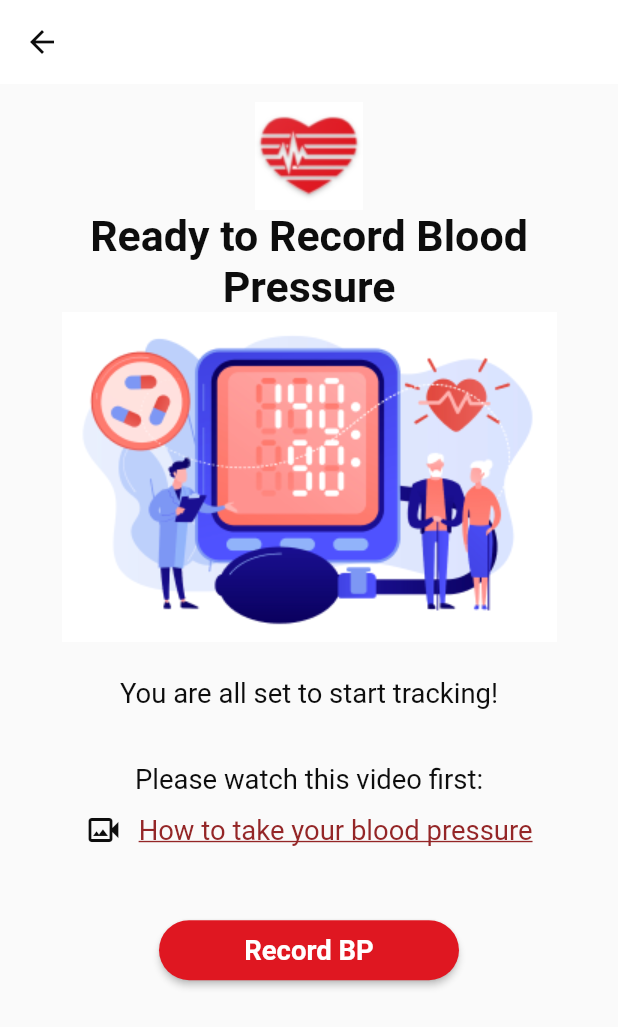
After one commit to ranjanAbhi24/bp-treat, a Flutter app: the ReadyToRecord screen opened directly, on a phone screen of 412 x 824 dp. The commit adds this screen. Shown: the top 1027 px of the screen. Run offline on Flutter 3.47's test engine with Material 2 defaults, Android fonts, the phone set to English and light mode, and no system bars; our stand-ins replace firebase_core, firebase_messaging, fl_chart, flutter_easyloading, flutter_local_notifications, flutter_screenutil and 7 more; missing offline and left inert: phone_number; accounts and stored records are empty; network calls fail.

Commit message:
some ui changes

```diff
--- a/lib/main.dart
+++ b/lib/main.dart
@@ -12,6 +12,8 @@ import 'package:flutter/services.dart';
 import 'package:flutter_easyloading/flutter_easyloading.dart';
 import 'package:flutter_screenutil/flutter_screenutil.dart';
 import 'package:get/get.dart';
+
+import 'module/consult/view/ready_to_record.dart';
 
 Future<void> main() async {
   WidgetsFlutterBinding.ensureInitialized();
@@ -59,7 +61,8 @@ class _MyAppState extends State<MyApp> {
           getPages: AppRoute.routes,
         );
       },
-      child: const Wrapper(),
+      child:
+      const Wrapper(),
     );
   }
 }
--- a/lib/module/auth/controller/login_controller.dart
+++ b/lib/module/auth/controller/login_controller.dart
@@ -47,16 +47,17 @@ class LoginController extends GetxController {
         isLoading = false;
         token = _loginUser?.data?.loginToken;
         userData = json.encode(_loginUser);
-
+print("loginuser-${_loginUser!.data}");
         await _prefs.setToken(token);
          await _prefs.setUserDetails(userData);
-
+        Get.find<LandingController>().getUserDetails();
         if(Get.find<LandingController>().userInfo != null){
           debugPrint("kkk-${jsonEncode(Get.find<LandingController>().userInfo['data'])}");
             Get.find<LandingController>().getUserDetails();
             Get.offAll(() => const LandingPage());
           print("not null");
         }else{
+          Get.find<LandingController>().userInfo.toString();
           print("null");
           Get.to(()=>const AddPersonalProfile());
         }
--- a/lib/module/auth/view/login_screen.dart
+++ b/lib/module/auth/view/login_screen.dart
@@ -51,7 +51,7 @@ class LoginScreen extends StatelessWidget {
                         ),
                       ),
                       SizedBox(height: 5.h),
-                      Text("Log in with email and password you associated with your account",
+                      Text("Login with email and password you associated with your account",
                         textAlign: TextAlign.center,
                         style: Theme.of(context).textTheme.headline4!.copyWith(
                             fontWeight: FontWeight.w600,
--- /dev/null
+++ b/lib/module/consult/view/ready_to_record.dart
@@ -0,0 +1,112 @@
+import 'package:bp_treat/module/dashboard/view/landing_page.dart';
+import 'package:bp_treat/widget/common_elevated_button.dart';
+import 'package:flutter/material.dart';
+import 'package:flutter_screenutil/flutter_screenutil.dart';
+import 'package:get/get.dart';
+import 'package:url_launcher/url_launcher.dart';
+
+import '../../../utils/app_theme.dart';
+import '../../dashboard/controller/landing_controller.dart';
+
+
+class ReadyToRecord extends StatelessWidget {
+  const ReadyToRecord({super.key});
+
+  @override
+  Widget build(BuildContext context) {
+    return Scaffold(
+      resizeToAvoidBottomInset: false,
+      appBar: AppBar(
+        backgroundColor: kWhiteColor,
+        elevation: 0,
+        leading: IconButton(
+          onPressed: (){
+            Get.back();
+          },
+          icon: const Icon(Icons.arrow_back),
+          color: kBlackColor,
+        ),
+      ),
+      body: Container(
+         padding: const EdgeInsets.all(12),
+        child:  Column(
+          crossAxisAlignment: CrossAxisAlignment.center,
+          children: [
+            const Center(child: Image(image: AssetImage("assets/images/app_icon2.png"))),
+            Center(
+              child: Text("Ready to Record Blood Pressure",
+                  textAlign: TextAlign.center,
+                  style: Theme.of(context).textTheme.headline1!
+              ),
+            ),
+             const Image(
+                 image: AssetImage("assets/images/welcome_one.png")),
+            SizedBox(
+              height: 20.h,
+            ),
+            Text("You are all set to start tracking!",
+            style: Theme.of(context).textTheme!.bodyText1!.copyWith(
+              color: kBlackColor,
+              fontWeight: FontWeight.normal
+            ),
+            ),
+            SizedBox(
+              height: 30.h,
+            ),
+            Text("Please watch this video first:",
+              style: Theme.of(context).textTheme!.bodyText1!.copyWith(
+                  color: kBlackColor,
+                  fontWeight: FontWeight.normal
+              ),
+            ),
+            SizedBox(
+              height: 10.h,
+            ),
+            Row(
+              mainAxisAlignment: MainAxisAlignment.center,
+              children: [
+                Icon(Icons.video_camera_back_outlined,
+                  color: kBlackColor,
+                ),
+                SizedBox(width: 10.w,),
+                GestureDetector(
+                  onTap: () async {
+                    await launchUrl(Uri.parse(
+                        "https://www.youtube.com/watch?v=0tGyRJxbYpQ"));
+                  },
+                  child: Text(
+                    "How to take your blood pressure",
+
+                    style: Theme.of(context).textTheme.bodyText2!.copyWith(
+                        color: const Color.fromRGBO(148, 38, 39, 1),
+                        fontWeight: FontWeight.w400,
+                        decoration: TextDecoration.underline
+                    ),
+                  ),
+                ),
+
+
+              ],
+            ),
+            SizedBox(
+              height: 40.h,
+            ),
+            SizedBox(
+              width: 200,
+              height: 40,
+              child: CommonElevatedButton(
+                  onTap: (){
+                    Get.find<LandingController>().getUserDetails();
+                    Get.to(()=>const LandingPage());
+                  },
+                  title: "Record BP",
+                  backgroundColor: kPrimaryColor,
+                  textColor: kWhiteColor
+              ),
+            )
+          ],
+        ),
+      ),
+    );
+  }
+}
--- a/lib/module/contact/view/contact_view.dart
+++ b/lib/module/contact/view/contact_view.dart
@@ -186,7 +186,7 @@ class _ContactMyDoctorState extends State<ContactMyDoctor> {
                                         onTap: () async {
                                           await EasyLoading.show();
                                           await controller.addContactDetails(
-                                              doctorId:Get.find<LandingController>().userInfo['data']['doctorId']["id"]);
+                                              doctorId:Get.find<LandingController>().userInfo['data']['doctorId']["_id"]);
                                           await EasyLoading.dismiss();
                                           controller.descriptionController.clear();
                                           FocusManager.instance.primaryFocus?.unfocus();
--- a/lib/module/dashboard/controller/add_reminder_controller.dart
+++ b/lib/module/dashboard/controller/add_reminder_controller.dart
@@ -1,3 +1,4 @@
+import 'package:bp_treat/module/consult/view/ready_to_record.dart';
 import 'package:bp_treat/module/dashboard/model/add_reminder.dart';
 import 'package:bp_treat/service/api_service.dart';
 import 'package:bp_treat/utils/show_snackbar.dart';
@@ -80,7 +81,8 @@ class AddReminderController extends GetxController{
     _setReminder =   await _apiService.addReminder(period: dropdown1,time: time,type: "In App");
   if(_setReminder?.status == "Success"){
   //  ApplicationUtils.showSnackBar(titleText: "Congrats!!", messageText: _setReminder?.msg);
-    Get.offAll(()=>const LandingPage());
+
+    Get.to(()=>const ReadyToRecord());
   }else{
     ApplicationUtils.showSnackBar(titleText: "Fail!!", messageText: _setReminder?.msg);
   }
--- a/lib/module/doctor/view/doctor_view.dart
+++ b/lib/module/doctor/view/doctor_view.dart
@@ -64,7 +64,10 @@ class _ListOfDoctorsState extends State<ListOfDoctors> {
                            color: kBlackColor
                          ),
                          ),
-                        subtitle: Text("Contact: ${controller.listOfDoctor[index].contact??"2814814236"}"),
+                        subtitle:
+                        // Text("Contact:"
+                        //     " ${controller.listOfDoctor[index].contact??"2814814236"}"),
+                        Text("Contact: ${controller.formatPhoneNumber(controller.listOfDoctor[index].contact??"2814814236")}")
                       ),
                     );
                       })
--- a/lib/service/api_service.dart
+++ b/lib/service/api_service.dart
@@ -149,14 +149,19 @@ class ApiService {
         "Access-Control-Allow-Origin": "*",
         "Authorization": 'Bearer $token',
       };
+      print(jsonEncode(body));
       http.Response response = await http.post(url,headers: header,body: jsonEncode(body));
       if(response.statusCode == 200 || response.statusCode == 201){
         ContactDoctor contactDetails= ContactDoctor.fromJson(jsonDecode(response.body));
         debugPrint(response.body);
         return contactDetails;
       }
+      else{
+        debugPrint(response.body);
+      }
 
     }catch(e){
+
       throw Exception(e);
     }
   }
```
Also changed, not shown: lib/module/account/view/video_list.dart (+5 -5 lines), lib/module/doctor/controller/doctor_controller.dart (+4 -6 lines), lib/module/doctor/view/doctor_selection_screen.dart (+7 -8 lines), lib/module/doctor/view/doctor_virtual_visit.dart (+4 -4 lines).
